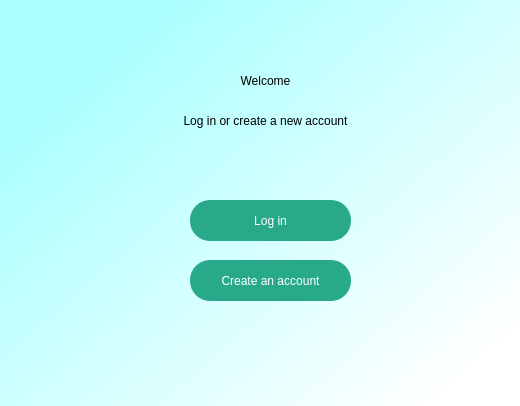
This is ui/front.ui in psudo18/BankingSystem as Qt 5 draws it before an edit. The edited form follows.
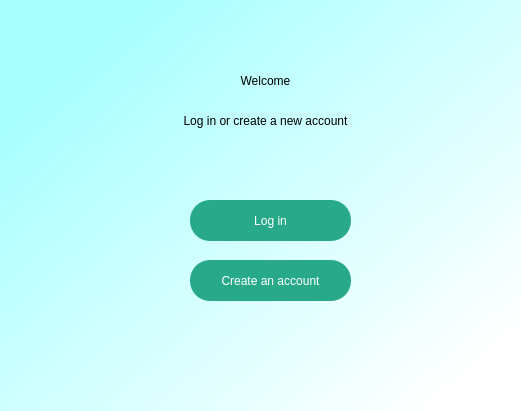
This is the edited form.

Commit message: Commit 3. Some under the hud ui changes.

Diff of the .ui file:
```diff
--- a/ui/front.ui
+++ b/ui/front.ui
@@ -6,8 +6,8 @@
    <rect>
     <x>0</x>
     <y>0</y>
-    <width>520</width>
-    <height>406</height>
+    <width>521</width>
+    <height>411</height>
    </rect>
   </property>
   <property name="windowTitle">
```
The commit also changes 6 other files.
